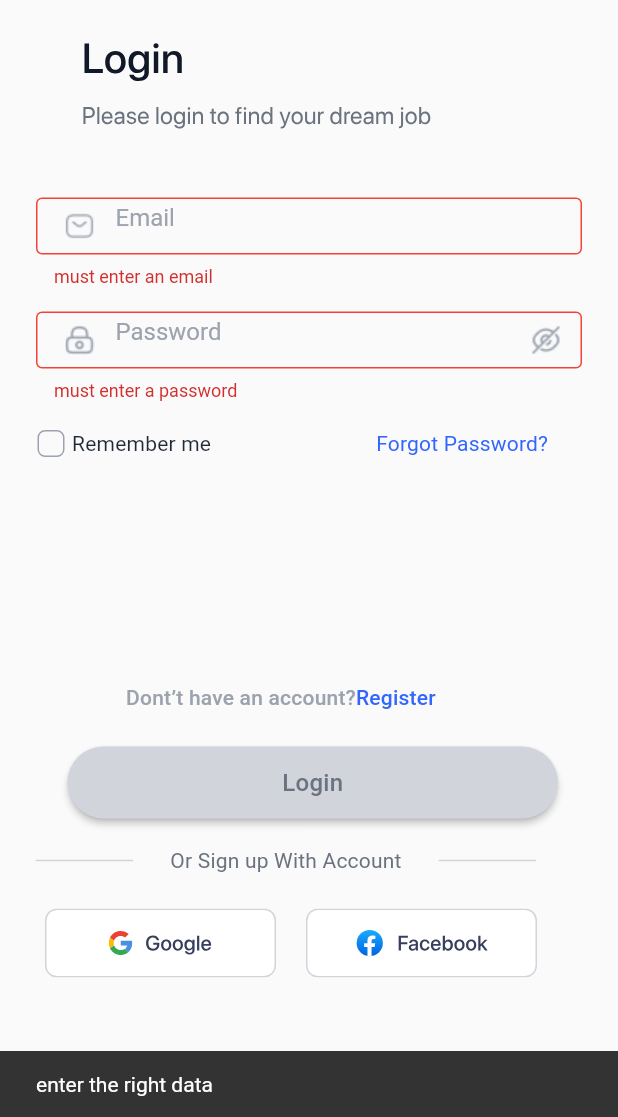
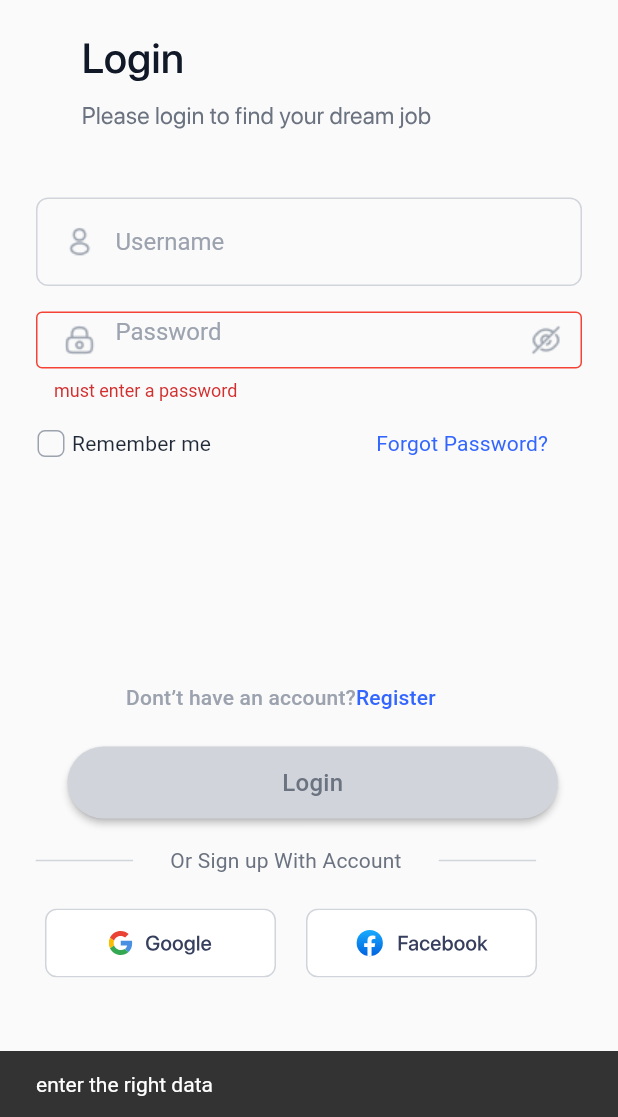
Before and after one commit to codingking02/jobsque_project, a Flutter app: the screen it shows after launch, after a tap on "Login", on a phone screen of 412 x 824 dp, the part 119-1236 px from its top. Run offline on Flutter 3.47's test engine with Material 2 defaults, Android fonts, the phone set to English and light mode, and no system bars; our stand-ins replace dio, dropdown_textfield, flutter_svg, mask_text_input_formatter, shared_preferences, smooth_page_indicator; Roboto replaces fonts that are missing (SF Pro Display).

```diff
--- a/lib/controllers/register_controller.dart
+++ b/lib/controllers/register_controller.dart
@@ -2,6 +2,7 @@ import 'dart:convert';
 import 'package:flutter/material.dart';
 import 'package:http/http.dart' as varHttp;
 import 'package:http/http.dart';
+import 'package:jobsque_amit_project/model/profile_model.dart';
 
 import '../model/user_api_model.dart';
 
@@ -117,6 +118,7 @@ class HttpConnections {
       print(
         'post created',
       );
+
       // Request was successful, handle the response data here
       final responseData = await response.stream.bytesToString();
       print('API response: $responseData');
@@ -135,6 +137,7 @@ class HttpConnections {
   }
 
   Future<void> loginwithapi(
+    String name,
     String email,
     String password,
     BuildContext context,
@@ -149,6 +152,7 @@ class HttpConnections {
 
     // Add form fields to the request
 
+    request.fields['name'] = name;
     request.fields['email'] = email;
     request.fields['password'] = password;
 
--- a/lib/main.dart
+++ b/lib/main.dart
@@ -1,5 +1,7 @@
 import 'package:flutter/material.dart';
+import 'package:jobsque_amit_project/view/home/homesearchscree.dart';
 import 'package:jobsque_amit_project/view/login/login.dart';
+import 'package:jobsque_amit_project/view/register/register_screen.dart';
 import 'package:shared_preferences/shared_preferences.dart';
 
 void main() async {
@@ -23,7 +25,9 @@ class MyApp extends StatelessWidget {
     return MaterialApp(
       debugShowCheckedModeBanner: false,
       title: 'Flutter Demo',
-      home: LoginScreen(),
+      home: LoginScreen(
+        email: '',
+      ),
     );
   }
 }
--- /dev/null
+++ b/lib/model/profile_model.dart
@@ -0,0 +1,5 @@
+class Profilemodel {
+  static String name = '';
+  static String email = '';
+  static String password = '';
+}
--- a/lib/view/login/forgotpass.dart
+++ b/lib/view/login/forgotpass.dart
@@ -37,7 +37,9 @@ class _ForgotPassState extends State<ForgotPass> {
                         context,
                         MaterialPageRoute(
                           builder: (context) {
-                            return LoginScreen();
+                            return LoginScreen(
+                              email: '',
+                            );
                           },
                         ),
                       );
--- a/lib/view/login/login.dart
+++ b/lib/view/login/login.dart
@@ -6,7 +6,11 @@ import 'package:jobsque_amit_project/view/register/register_screen.dart';
 import 'package:jobsque_amit_project/widgets/widgets.dart';
 
 class LoginScreen extends StatefulWidget {
-  const LoginScreen({super.key});
+  String email;
+  LoginScreen({
+    super.key,
+    required this.email,
+  });
 
   @override
   State<LoginScreen> createState() => _LoginScreenState();
@@ -38,9 +42,7 @@ class _LoginScreenState extends State<LoginScreen> {
 
   bool istextemptyemail = false;
 
-  bool isbrightemail = false;
-
-  var emailcontroller = TextEditingController();
+  bool isbrightname = false;
 
   @override
   Widget build(BuildContext context) {
@@ -73,25 +75,26 @@ class _LoginScreenState extends State<LoginScreen> {
                 height: 44,
               ),
               Container(
-                height: 60,
                 margin: EdgeInsets.symmetric(
                   horizontal: 24,
                 ),
+                height: 60,
                 child: TextFormField(
                   onChanged: (value) {
                     if (value.length > 0) {
-                      istextemptyemail = true;
-                      isbrightemail = true;
+                      istextemptyname = true;
+                      isbrightname = true;
                     } else {
-                      istextemptyemail = false;
-                      isbrightemail = false;
+                      istextemptyname = false;
+                      isbrightname = false;
                     }
                     setState(() {});
                   },
-                  keyboardType: TextInputType.emailAddress,
-                  controller: emailcontroller,
+                  onTap: () {},
+                  keyboardType: TextInputType.name,
+                  controller: namecontroller,
                   decoration: InputDecoration(
-                    hintText: 'Email',
+                    hintText: 'Username',
                     hintStyle: TextStyle(
                       color: Color.fromRGBO(
                         156,
@@ -104,12 +107,12 @@ class _LoginScreenState extends State<LoginScreen> {
                       margin: EdgeInsets.only(
                         left: 5,
                       ),
-                      child: isbrightemail
+                      child: isbrightname
                           ? Image.asset(
-                              'assets/brightsms.png',
+                              'assets/brightprofile.png',
                             )
                           : Image.asset(
-                              'assets/sms.png',
+                              'assets/profile.png',
                             ),
                     ),
                     enabledBorder: OutlineInputBorder(
@@ -125,25 +128,7 @@ class _LoginScreenState extends State<LoginScreen> {
                         8,
                       ),
                     ),
-                    errorBorder: OutlineInputBorder(
-                      borderSide: BorderSide(
-                        color: Colors.red,
-                      ),
-                    ),
                   ),
-                  validator: (String? value) {
-                    final bool emailValid = RegExp(
-                      r"^[a-zA-Z0-9.a-zA-Z0-9.!#$%&'*+-/=?^_`{|}~]+@[a-zA-Z0-9]+\.[a-zA-Z]+",
-                    ).hasMatch(value!);
-                    // ignore: unnecessary_null_comparison
-                    if (value == null || value.isEmpty) {
-                      return "must enter an email";
-                    } else if (!emailValid) {
-                      return "enter a valid email";
-                    } else {
-                      return null;
-                    }
-                  },
                 ),
               ),
               SizedBox(
@@ -378,9 +363,9 @@ class _LoginScreenState extends State<LoginScreen> {
                   ),
                   onPressed: () async {
                     if (_formkey.currentState!.validate()) {
-                      await registerhttp.loginwithapi(
-                          emailcontroller.text, passcontroller.text, context,
-                          () {
+                      await registerhttp.loginwithapi(namecontroller.text,
+                          widget.email, passcontroller.text, context, () {
+                        widget.email = HomeScreen.email;
                         Navigator.push(context, MaterialPageRoute(
                           builder: (context) {
                             return HomeScreen();
```
Also changed, not shown: lib/view/home/homescreenwidget.dart (+8 -18 lines), lib/view/home/homesearchscree.dart (+4 -6 lines), lib/view/register/register_screen.dart (+10 -2 lines).
